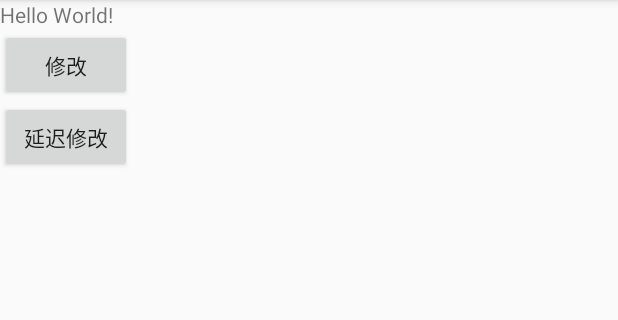
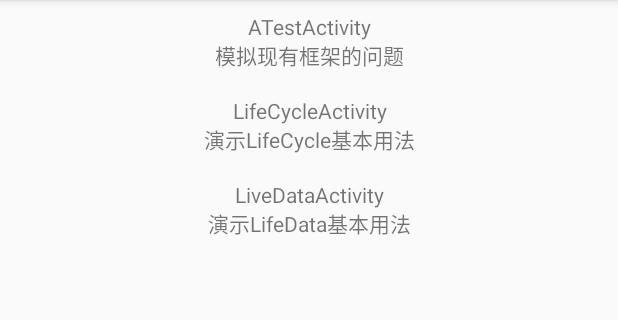
Before and after one commit to meikaiss/jetpackApp, an Android app: the screen it shows after launch (ViewModelActivity before the commit, MainActivity after it), on a phone screen of 412 x 824 dp, the part 84-404 px from its top. Run offline under Robolectric (Android 15) with nearby library versions, the phone set to English and light mode, and no system bars; our stand-ins replace ButterKnife.

Commit message:
增加LifeCycle相关问题描述，及基本解决方案

```diff
--- /dev/null
+++ b/app/src/main/java/com/androidx/jetpack/main/MainActivity.java
@@ -0,0 +1,112 @@
+package com.androidx.jetpack.main;
+
+import android.content.Intent;
+import android.content.res.Resources;
+import android.os.Bundle;
+import android.util.TypedValue;
+import android.view.Gravity;
+import android.view.View;
+import android.view.ViewGroup;
+import android.widget.TextView;
+
+import androidx.annotation.NonNull;
+import androidx.annotation.Nullable;
+import androidx.appcompat.app.AppCompatActivity;
+import androidx.recyclerview.widget.LinearLayoutManager;
+import androidx.recyclerview.widget.RecyclerView;
+
+import com.androidx.jetpack.LifeCycleActivity;
+import com.androidx.jetpack.LiveDataActivity;
+import com.androidx.jetpack.R;
+import com.androidx.jetpack.test.ATestActivity;
+
+import butterknife.BindView;
+import butterknife.ButterKnife;
+
+/**
+ * Created by meikai on 2019/11/11.
+ */
+public class MainActivity extends AppCompatActivity {
+
+    private static final TestCase[] actArr = new TestCase[]{
+            new TestCase(ATestActivity.class, "模拟现有框架的问题"),
+            new TestCase(LifeCycleActivity.class, "演示LifeCycle基本用法"),
+            new TestCase(LiveDataActivity.class, "演示LifeData基本用法"),
+    };
+
+    @BindView(R.id.main_recycler_view)
+    RecyclerView recyclerView;
+
+    private MainAdapter adapter;
+
+    @Override
+    protected void onCreate(@Nullable Bundle savedInstanceState) {
+        super.onCreate(savedInstanceState);
+        setContentView(R.layout.main_activity);
+
+        ButterKnife.bind(this);
+
+        LinearLayoutManager linearLayoutManager = new LinearLayoutManager(this);
+        recyclerView.setLayoutManager(linearLayoutManager);
+
+        adapter = new MainAdapter();
+        recyclerView.setAdapter(adapter);
+
+    }
+
+
+    private static class MainAdapter extends RecyclerView.Adapter<MainVH> {
+
+        @NonNull
+        @Override
+        public MainVH onCreateViewHolder(@NonNull ViewGroup parent, int viewType) {
+
+            TextView textView = new TextView(parent.getContext());
+            textView.setTextSize(14);
+            textView.setGravity(Gravity.CENTER);
+            textView.setBackgroundResource(R.drawable.normal_item_selector);
+
+            RecyclerView.LayoutParams lp = new RecyclerView.LayoutParams(
+                    RecyclerView.LayoutParams.MATCH_PARENT,
+                    (int) TypedValue.applyDimension(TypedValue.COMPLEX_UNIT_DIP, 56, Resources.getSystem().getDisplayMetrics())
+            );
+            textView.setLayoutParams(lp);
+
+            MainVH vh = new MainVH(textView);
+
+            return vh;
+        }
+
+        @Override
+        public void onBindViewHolder(@NonNull final MainVH holder, final int position) {
+
+            holder.textView.setText(actArr[position].activityClass.getSimpleName()
+                    + "\n" + actArr[position].desc);
+
+            holder.textView.setOnClickListener(new View.OnClickListener() {
+                @Override
+                public void onClick(View v) {
+                    Intent intent = new Intent(holder.textView.getContext(), actArr[position].activityClass);
+                    holder.textView.getContext().startActivity(intent);
+                }
+            });
+        }
+
+        @Override
+        public int getItemCount() {
+            return actArr.length;
+        }
+    }
+
+    private static class MainVH extends RecyclerView.ViewHolder {
+
+        TextView textView;
+
+        public MainVH(@NonNull View itemView) {
+            super(itemView);
+            textView = (TextView) itemView;
+        }
+    }
+
+
+}
--- /dev/null
+++ b/app/src/main/java/com/androidx/jetpack/main/TestCase.java
@@ -0,0 +1,15 @@
+package com.androidx.jetpack.main;
+
+/**
+ * Created by meikai on 2019/11/11.
+ */
+public class TestCase {
+
+    Class<?> activityClass;
+    String desc;
+
+    public TestCase(Class<?> activityClass, String desc) {
+        this.activityClass = activityClass;
+        this.desc = desc;
+    }
+}
--- /dev/null
+++ b/app/src/main/res/drawable/normal_item_selector.xml
@@ -0,0 +1,7 @@
+<?xml version="1.0" encoding="utf-8"?>
+<selector xmlns:android="http://schemas.android.com/apk/res/android">
+
+    <item android:state_pressed="true" android:drawable="@color/colorItemPressed" />
+    <item android:state_pressed="false" android:drawable="@android:color/transparent"/>
+
+</selector>
--- /dev/null
+++ b/app/src/main/res/layout/main_activity.xml
@@ -0,0 +1,11 @@
+<?xml version="1.0" encoding="utf-8"?>
+<LinearLayout xmlns:android="http://schemas.android.com/apk/res/android"
+    android:orientation="vertical" android:layout_width="match_parent"
+    android:layout_height="match_parent">
+
+    <androidx.recyclerview.widget.RecyclerView
+        android:id="@+id/main_recycler_view"
+        android:layout_width="match_parent"
+        android:layout_height="match_parent"/>
+
+</LinearLayout>
--- a/app/src/main/res/values/colors.xml
+++ b/app/src/main/res/values/colors.xml
@@ -3,4 +3,7 @@
     <color name="colorPrimary">#008577</color>
     <color name="colorPrimaryDark">#00574B</color>
     <color name="colorAccent">#D81B60</color>
+
+    <color name="colorItemPressed">#3000</color>
+
 </resources>
```
Also changed, not shown: app/build.gradle (+8 -3 lines), app/src/main/AndroidManifest.xml (+6 -1 lines), app/src/main/java/com/androidx/jetpack/LifeCycleActivity.java (added, +89 -0 lines), app/src/main/java/com/androidx/jetpack/LiveDataActivity.java (+8 -2 lines), app/src/main/java/com/androidx/jetpack/test/ATestActivity.java (added, +131 -0 lines), app/src/main/java/com/androidx/jetpack/test/BTestActivity.java (added, +150 -0 lines), app/src/main/res/layout/a_test_activity.xml (added, +41 -0 lines), app/src/main/res/layout/activity_life_circle.xml (added, +8 -0 lines), app/src/main/res/layout/b_test_activity.xml (added, +41 -0 lines).
